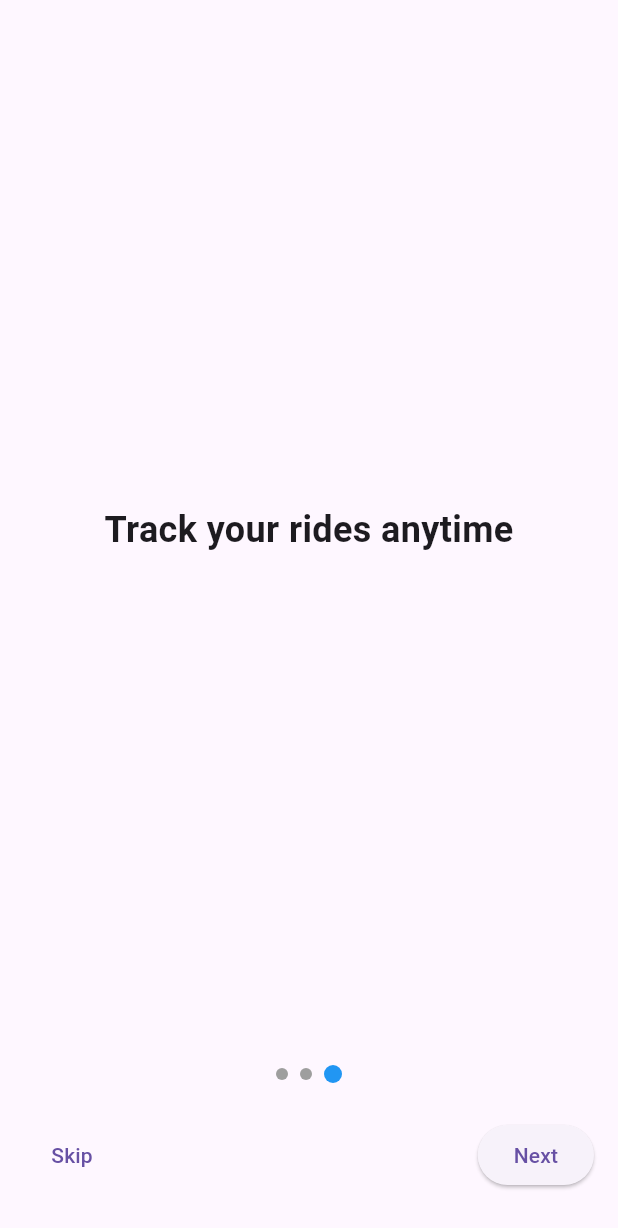
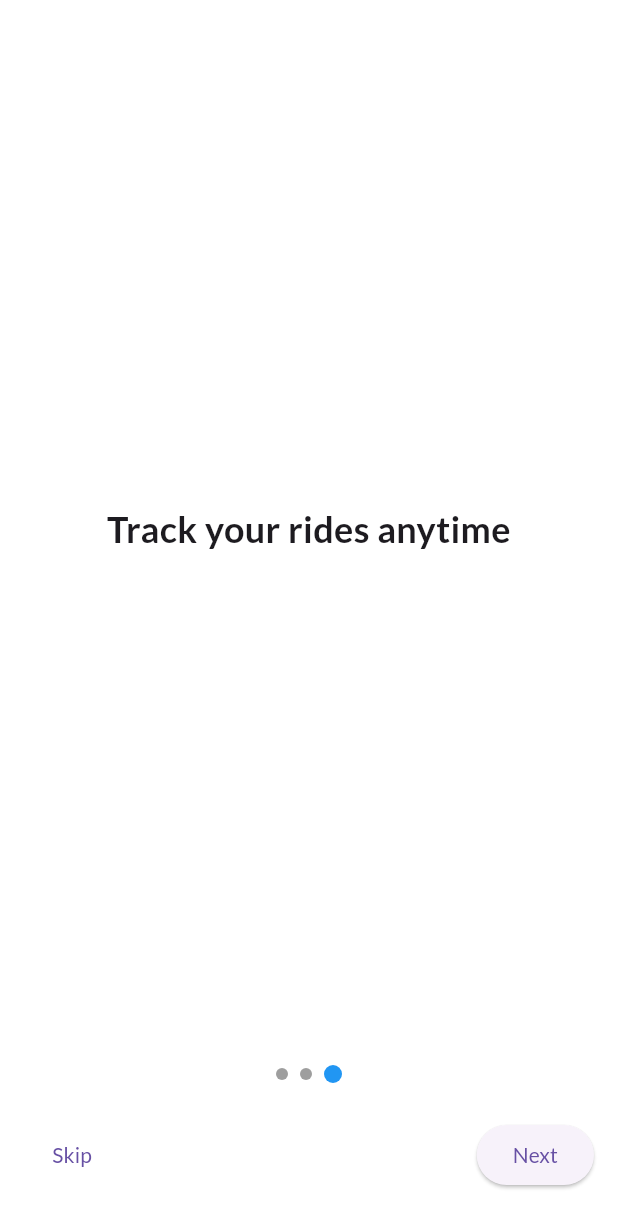
Before and after one commit to gauchansujal/35D_flutter_porject, a Flutter app: the screen it shows after launch, swiped to page 3, on a phone screen of 412 x 824 dp. Shown: the top 1228 px of the screen. Run offline on Flutter 3.47's test engine with Material 3 defaults, Android fonts, the phone set to English and light mode, and no system bars.

Commit message:
fonts nad themes added

```diff
--- a/lib/main.dart
+++ b/lib/main.dart
@@ -4,6 +4,7 @@ import 'package:flutter_application_1/screen/login_screen.dart';
 import 'package:flutter_application_1/screen/onboarding_screen.dart';
 import 'package:flutter_application_1/screen/signup_screen.dart';
 import 'package:flutter_application_1/screen/splash_screen.dart';
+import 'theme/app_theme.dart';
 
 void main() {
   runApp(const MyApp());
@@ -12,13 +13,12 @@ void main() {
 class MyApp extends StatelessWidget {
   const MyApp({super.key});
 
-  // This widget is the root of your application.
   @override
   Widget build(BuildContext context) {
     return MaterialApp(
-      theme: ThemeData(primarySwatch: Colors.blue),
       title: 'Bike-Rental',
       debugShowCheckedModeBanner: false,
+      theme: AppTheme.lightTheme,
       home: SplashScreen(),
       routes: {
         '/login': (_) => LoginScreen(),
--- /dev/null
+++ b/lib/theme/app_theme.dart
@@ -0,0 +1,13 @@
+import 'package:flutter/material.dart';
+
+class AppTheme {
+  static ThemeData lightTheme = ThemeData(
+    fontFamily: 'Lato',
+    primarySwatch: Colors.blue,
+    scaffoldBackgroundColor: Colors.white,
+    textTheme: const TextTheme(
+      headlineLarge: TextStyle(fontWeight: FontWeight.bold, fontSize: 24),
+      bodyMedium: TextStyle(fontWeight: FontWeight.normal, fontSize: 16),
+    ),
+  );
+}
```
Also changed, not shown: pubspec.yaml (+14 -12 lines), lib/assets/fonts/Lato-Black.ttf (added), lib/assets/fonts/Lato-BlackItalic.ttf (added).
